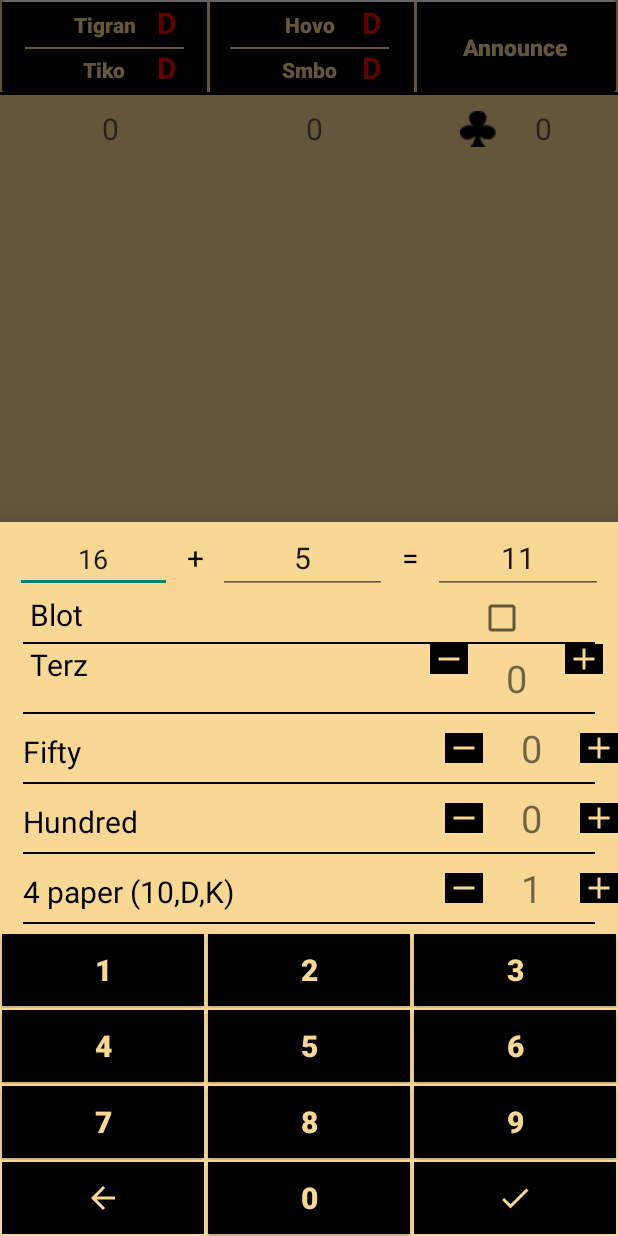
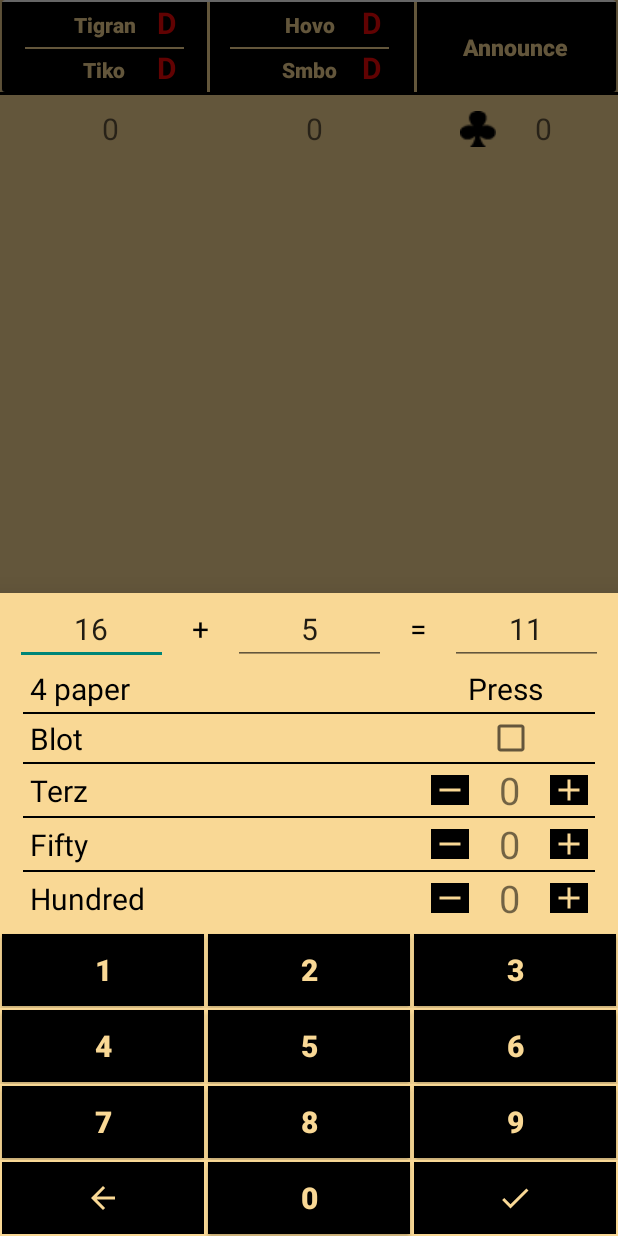
Before and after one commit to tigranapahuni/BlotSmartNote1, an Android app: the screen it shows after launch (MainActivity), after a tap on "Team1", on a phone screen of 412 x 824 dp. Run offline under Robolectric (Android 15) with nearby library versions, the phone set to English and light mode, and no system bars.

Commit message:
4 tuxt tzeri press knopken miacrel em porci x-el avelacrel

```diff
--- a/app/src/main/java/com/narsli/blotsmartnote/ExtraButtonDialog.java
+++ b/app/src/main/java/com/narsli/blotsmartnote/ExtraButtonDialog.java
@@ -17,6 +17,7 @@ import android.widget.ArrayAdapter;
 import android.widget.Button;
 import android.widget.EditText;
 import android.widget.Spinner;
+import android.widget.TextView;
 import android.widget.Toast;
 
 import androidx.annotation.Nullable;
@@ -60,17 +61,17 @@ import java.util.List;
 //-------------------------------------------------------------------------
 
 
-            Button btn_1 = v.findViewById(R.id.Btn_1);
+            TextView press = v.findViewById(R.id.press);
             Button btn_2 = v.findViewById(R.id.Btn_2);
 //            EditText editText= v.findViewById(R.id.EditText_Order);
 //------------------
 
-            btn_1.setOnClickListener(new View.OnClickListener() {
+            press.setOnClickListener(new View.OnClickListener() {
                 @Override
                 public void onClick(View v) {
 //mer sarqac interfeysi realizacia` onButtonClicked- metodi realizacia
                     dialog.show();
-                    mListener.onButtonClicked("Button 1 clicked");
+                    mListener.onButtonClicked("TextView press clicked");
                     //miangamic pakel nerqevi toxi
 //                dismiss();
                 }
--- a/app/src/main/res/layout/chors_tuxt_dialog.xml
+++ b/app/src/main/res/layout/chors_tuxt_dialog.xml
@@ -3,22 +3,41 @@
     xmlns:android="http://schemas.android.com/apk/res/android"
     xmlns:app="http://schemas.android.com/apk/res-auto"
     xmlns:tools="http://schemas.android.com/tools"
-    android:orientation="vertical"
+    android:id="@+id/layout"
     android:layout_width="wrap_content"
     android:layout_height="wrap_content"
-    android:padding="20dp"
     android:background="@color/coloryellownew"
-    android:id="@+id/layout">
+    android:orientation="vertical">
 
 
     <LinearLayout
+        android:id="@+id/linearLayout2"
         android:layout_width="match_parent"
         android:layout_height="wrap_content"
-        android:layout_marginTop="20dp"
         android:orientation="vertical"
         android:padding="10dp"
+        app:layout_constraintEnd_toEndOf="parent"
+        app:layout_constraintStart_toStartOf="parent"
+        app:layout_constraintTop_toTopOf="parent"
         tools:ignore="MissingConstraints">
 
+
+        <androidx.constraintlayout.widget.ConstraintLayout
+            android:layout_width="match_parent"
+            android:layout_height="match_parent">
+
+            <TextView
+                android:id="@+id/out_x"
+                android:layout_width="wrap_content"
+                android:layout_height="wrap_content"
+                android:layout_marginEnd="10dp"
+                android:text="X"
+                android:textSize="24sp"
+                android:textStyle="bold"
+                app:layout_constraintBottom_toBottomOf="parent"
+                app:layout_constraintEnd_toEndOf="parent"
+                app:layout_constraintTop_toTopOf="parent" />
+        </androidx.constraintlayout.widget.ConstraintLayout>
 
         <androidx.constraintlayout.widget.ConstraintLayout
             android:layout_width="match_parent"
@@ -32,7 +51,7 @@
                 android:layout_gravity="center"
                 android:layout_weight="1"
                 android:padding="5dp"
-                android:text="4 paper (10,D,K)"
+                android:text="4 x (10,D,K)"
                 android:textColor="@color/colorBlack"
                 android:textSize="@dimen/card_text_size"
                 app:layout_constraintBottom_toBottomOf="parent"
@@ -98,7 +117,7 @@
                 android:layout_gravity="center"
                 android:layout_weight="1"
                 android:padding="5dp"
-                android:text="4 paper T"
+                android:text="4 x T"
                 android:textColor="@color/colorBlack"
                 android:textSize="@dimen/card_text_size"
                 app:layout_constraintBottom_toBottomOf="parent"
@@ -136,7 +155,7 @@
                 android:layout_gravity="center"
                 android:layout_weight="1"
                 android:padding="5dp"
-                android:text="4 paper 9"
+                android:text="4 x 9"
                 android:textColor="@color/colorBlack"
                 android:textSize="@dimen/card_text_size"
                 app:layout_constraintBottom_toBottomOf="parent"
@@ -170,15 +189,15 @@
             android:orientation="horizontal">
 
             <TextView
+                android:id="@+id/textView3"
                 android:layout_width="wrap_content"
                 android:layout_height="wrap_content"
                 android:layout_gravity="center"
                 android:layout_weight="1"
                 android:padding="5dp"
-                android:text="4 paper V"
+                android:text="4 x V"
                 android:textColor="@color/colorBlack"
                 android:textSize="@dimen/card_text_size"
-                app:layout_constraintBottom_toBottomOf="parent"
                 app:layout_constraintStart_toStartOf="parent"
                 app:layout_constraintTop_toTopOf="parent" />
 
@@ -188,9 +207,9 @@
                 android:layout_height="wrap_content"
                 android:layout_alignParentEnd="true"
                 android:layout_marginEnd="60dp"
+                android:layout_marginBottom="2dp"
                 app:layout_constraintBottom_toBottomOf="parent"
-                app:layout_constraintEnd_toEndOf="parent"
-                app:layout_constraintTop_toTopOf="parent" />
+                app:layout_constraintEnd_toEndOf="parent" />
         </androidx.constraintlayout.widget.ConstraintLayout>
 
         <View
--- a/app/src/main/res/layout/extra_buttons.xml
+++ b/app/src/main/res/layout/extra_buttons.xml
@@ -21,10 +21,11 @@
             android:layout_width="wrap_content"
             android:layout_height="wrap_content"
             android:layout_weight="1"
-            android:ems="4"
+            android:ems="3"
             android:gravity="center"
             android:inputType="number"
-            android:text="16" />
+            android:text="16"
+            android:textSize="20sp"/>
 
         <TextView
             android:id="@+id/textView111"
@@ -41,7 +42,7 @@
             android:layout_width="wrap_content"
             android:layout_height="wrap_content"
             android:layout_weight="1"
-            android:ems="4"
+            android:ems="3"
             android:gravity="center"
             android:inputType="number"
             android:text="5"
@@ -62,7 +63,7 @@
             android:layout_width="wrap_content"
             android:layout_height="wrap_content"
             android:layout_weight="1"
-            android:ems="4"
+            android:ems="3"
             android:gravity="center"
             android:inputType="number"
             android:text="11"
@@ -73,6 +74,8 @@
         android:layout_width="match_parent"
         android:layout_height="wrap_content">
 
+    </ScrollView>
+
     <LinearLayout
         android:layout_width="match_parent"
         android:layout_height="wrap_content"
@@ -81,28 +84,39 @@
         android:paddingLeft="10dp">
 
 
-            <RelativeLayout
+        <androidx.constraintlayout.widget.ConstraintLayout
             android:layout_width="match_parent"
             android:layout_height="wrap_content"
             android:orientation="horizontal">
 
             <TextView
-                    android:id="@+id/txtView_blot"
                 android:layout_width="wrap_content"
                 android:layout_height="wrap_content"
-                    android:gravity="center"
-                    android:paddingLeft="10dp"
-                    android:text="@string/blot"
+                android:layout_marginStart="10dp"
+                android:paddingBottom="2dp"
+                android:paddingTop="2dp"
+                android:text="4 paper"
                 android:textColor="@color/colorBlack"
-                    android:textSize="@dimen/card_text_size" />
+                android:textSize="@dimen/card_text_size"
+                app:layout_constraintBottom_toBottomOf="parent"
+                app:layout_constraintStart_toStartOf="parent"
+                app:layout_constraintTop_toTopOf="parent" />
 
-                <CheckBox
-                    android:id="@+id/checkBox"
+            <TextView
+                android:id="@+id/press"
                 android:layout_width="wrap_content"
                 android:layout_height="wrap_content"
-                    android:layout_alignParentEnd="true"
-                    android:layout_marginRight="61dp" />
-            </RelativeLayout>
+                android:layout_marginEnd="50dp"
+                android:text="Press"
+                android:textColor="@color/colorBlack"
+                android:textSize="@dimen/card_text_size"
+
+                app:layout_constraintBottom_toBottomOf="parent"
+                app:layout_constraintEnd_toEndOf="parent"
+                app:layout_constraintTop_toTopOf="parent" />
+
+
+        </androidx.constraintlayout.widget.ConstraintLayout>
 
         <View
             android:layout_width="match_parent"
@@ -112,66 +126,108 @@
             android:layout_weight="1"
             android:background="@color/colorBlack" />
 
-
-            <RelativeLayout
+        <androidx.constraintlayout.widget.ConstraintLayout
             android:layout_width="match_parent"
             android:layout_height="wrap_content"
-                android:orientation="horizontal"
-                android:layout_gravity="center_horizontal">
+            android:orientation="horizontal">
+
+            <TextView
+                android:id="@+id/txtView_blot"
+                android:layout_width="wrap_content"
+                android:layout_height="wrap_content"
+                android:layout_marginStart="10dp"
+                android:text="@string/blot"
+                android:textColor="@color/colorBlack"
+
+                android:textSize="@dimen/card_text_size"
+                app:layout_constraintBottom_toBottomOf="parent"
+                app:layout_constraintStart_toStartOf="parent"
+                app:layout_constraintTop_toTopOf="parent" />
+
+            <CheckBox
+                android:id="@+id/checkBox"
+                android:layout_width="wrap_content"
+                android:layout_height="wrap_content"
+                android:layout_marginEnd="55dp"
+                app:layout_constraintEnd_toEndOf="parent"
+                tools:ignore="MissingConstraints" />
+
+        </androidx.constraintlayout.widget.ConstraintLayout>
+
+        <View
+            android:layout_width="match_parent"
+            android:layout_height="1dp"
+            android:layout_marginStart="5dp"
+            android:layout_marginEnd="15dp"
+            android:layout_weight="1"
+            android:background="@color/colorBlack" />
+
+
+        <androidx.constraintlayout.widget.ConstraintLayout
+            android:layout_width="match_parent"
+            android:layout_height="wrap_content"
+            android:orientation="horizontal">
 
             <TextView
                 android:id="@+id/txtView_terz"
                 android:layout_width="wrap_content"
                 android:layout_height="wrap_content"
-                    android:paddingLeft="10dp"
+                android:layout_marginStart="10dp"
                 android:text="@string/terz"
                 android:textColor="@color/colorBlack"
-                    android:textSize="@dimen/card_text_size" />
+                android:textSize="@dimen/card_text_size"
+                app:layout_constraintBottom_toBottomOf="parent"
+                app:layout_constraintStart_toStartOf="parent"
+                app:layout_constraintTop_toTopOf="parent" />
 
 
             <ImageButton
                 android:id="@+id/btn_terz_minus"
                 android:layout_width="@dimen/plus_minus_Btn_width"
                 android:layout_height="@dimen/plus_minus_Btn_height"
-
-                    android:layout_toLeftOf="@+id/txtView_100_Qanak"
+                android:layout_marginEnd="20dp"
                 android:background="@drawable/btn_score"
-                    android:src="@drawable/ic_remove_yelow_24dp" />
+                android:src="@drawable/ic_remove_yelow_24dp"
+                app:layout_constraintBottom_toBottomOf="parent"
+                app:layout_constraintEnd_toStartOf="@+id/txtView_terz_Qanak"
+                app:layout_constraintTop_toTopOf="parent" />
 
             <TextView
-                    android:id="@+id/txtView_100_Qanak"
+                android:id="@+id/txtView_terz_Qanak"
                 android:layout_width="wrap_content"
                 android:layout_height="wrap_content"
-                    android:layout_marginLeft="20sp"
-                    android:layout_marginRight="20sp"
-                    android:padding="5dp"
+                android:layout_marginEnd="20dp"
                 android:text="0"
                 android:textSize="25sp"
-                    android:layout_toLeftOf="@+id/btn_terz_plus" />
+                app:layout_constraintBottom_toBottomOf="parent"
+                app:layout_constraintEnd_toStartOf="@+id/btn_terz_plus"
+                app:layout_constraintTop_toTopOf="parent"
+                tools:ignore="MissingConstraints" />
 
             <ImageButton
 
                 android:id="@+id/btn_terz_plus"
                 android:layout_width="@dimen/plus_minus_Btn_width"
                 android:layout_height="@dimen/plus_minus_Btn_height"
-
+                android:layout_marginEnd="20dp"
                 android:background="@drawable/btn_score"
                 android:src="@drawable/ic_add_yelow_24dp"
-                    android:layout_alignParentEnd="true"
-                    android:layout_marginRight="10dp" />
+                app:layout_constraintBottom_toBottomOf="parent"
+                app:layout_constraintEnd_toEndOf="parent"
+                app:layout_constraintTop_toTopOf="parent" />
 
-            </RelativeLayout>
+        </androidx.constraintlayout.widget.ConstraintLayout>
 
         <View
             android:id="@+id/view"
             android:layout_width="match_parent"
             android:layout_height="1dp"
-                android:layout_marginLeft="5dp"
-                android:layout_marginRight="15dp"
+            android:layout_marginStart="5dp"
+            android:layout_marginEnd="15dp"
             android:layout_weight="1"
             android:background="@color/colorBlack" />
 
-            <LinearLayout
+        <androidx.constraintlayout.widget.ConstraintLayout
             android:layout_width="match_parent"
             android:layout_height="wrap_content"
             android:orientation="horizontal">
@@ -180,164 +236,118 @@
                 android:id="@+id/txtView_50"
                 android:layout_width="wrap_content"
                 android:layout_height="wrap_content"
-                    android:layout_weight="1"
-                    android:padding="5dp"
+                android:layout_marginStart="10dp"
                 android:text="@string/hitsun"
                 android:textColor="@color/colorBlack"
                 android:textSize="@dimen/card_text_size"
-
                 app:layout_constraintBottom_toBottomOf="parent"
                 app:layout_constraintStart_toStartOf="parent"
-                    app:layout_constraintTop_toBottomOf="@+id/chckBx_blot" />
+                app:layout_constraintTop_toTopOf="parent" />
+
 
             <ImageButton
                 android:id="@+id/btn_50_minus"
                 android:layout_width="@dimen/plus_minus_Btn_width"
                 android:layout_height="@dimen/plus_minus_Btn_height"
-                    android:layout_gravity="center"
+                android:layout_marginEnd="20dp"
                 android:background="@drawable/btn_score"
-                    android:src="@drawable/ic_remove_yelow_24dp" />
+                android:src="@drawable/ic_remove_yelow_24dp"
+                app:layout_constraintBottom_toBottomOf="parent"
+                app:layout_constraintEnd_toStartOf="@+id/txtView_50_Qanak"
+                app:layout_constraintTop_toTopOf="parent" />
 
             <TextView
                 android:id="@+id/txtView_50_Qanak"
                 android:layout_width="wrap_content"
                 android:layout_height="wrap_content"
-                    android:layout_marginLeft="20sp"
-                    android:layout_marginRight="20sp"
-                    android:padding="5dp"
+                android:layout_marginEnd="20dp"
                 android:text="0"
                 android:textSize="25sp"
-                    app:layout_constraintBottom_toBottomOf="parent"
-                    app:layout_constraintStart_toEndOf="@+id/Btn_terz_minus"
-                    app:layout_constraintTop_toTopOf="parent" />
+                app:layout_constraintEnd_toStartOf="@+id/btn_50_plus"
+                tools:ignore="MissingConstraints" />
 
             <ImageButton
 
                 android:id="@+id/btn_50_plus"
                 android:layout_width="@dimen/plus_minus_Btn_width"
                 android:layout_height="@dimen/plus_minus_Btn_height"
-                    android:layout_gravity="center"
+                android:layout_marginEnd="20dp"
                 android:background="@drawable/btn_score"
-                    android:src="@drawable/ic_add_yelow_24dp" />
+                android:src="@drawable/ic_add_yelow_24dp"
+                app:layout_constraintBottom_toBottomOf="parent"
+                app:layout_constraintEnd_toEndOf="parent"
+                app:layout_constraintTop_toTopOf="parent" />
 
-            </LinearLayout>
+        </androidx.constraintlayout.widget.ConstraintLayout>
 
         <View
+            android:id="@+id/view3"
             android:layout_width="match_parent"
             android:layout_height="1dp"
-                android:layout_marginLeft="5dp"
-                android:layout_marginRight="15dp"
+            android:layout_marginStart="5dp"
+            android:layout_marginEnd="15dp"
             android:layout_weight="1"
             android:background="@color/colorBlack" />
 
-            <LinearLayout
+        <androidx.constraintlayout.widget.ConstraintLayout
             android:layout_width="match_parent"
             android:layout_height="wrap_content"
-                android:orientation="horizontal">
+            android:orientation="horizontal"
+            app:layout_constraintBottom_toBottomOf="parent"
+            app:layout_constraintHorizontal_bias="0.5"
+            app:layout_constraintTop_toBottomOf="@+id/view3">
 
             <TextView
                 android:id="@+id/txtView_sto"
                 android:layout_width="wrap_content"
                 android:layout_height="wrap_content"
-                    android:layout_weight="1"
-                    android:padding="5dp"
+                android:layout_marginStart="10dp"
                 android:text="@string/sto"
                 android:textColor="@color/colorBlack"
-                    android:textSize="@dimen/card_text_size" />
+                android:textSize="@dimen/card_text_size"
+                app:layout_constraintBottom_toBottomOf="parent"
+                app:layout_constraintStart_toStartOf="parent"
+                app:layout_constraintTop_toTopOf="parent" />
+
 
             <ImageButton
-                    android:id="@+id/btn_100_minus"
+                android:id="@+id/btn_sto_minus"
                 android:layout_width="@dimen/plus_minus_Btn_width"
                 android:layout_height="@dimen/plus_minus_Btn_height"
-                    android:layout_gravity="center"
+                android:layout_marginEnd="20dp"
                 android:background="@drawable/btn_score"
-                    android:src="@drawable/ic_remove_yelow_24dp" />
+                android:src="@drawable/ic_remove_yelow_24dp"
+                app:layout_constraintBottom_toBottomOf="parent"
+                app:layout_constraintEnd_toStartOf="@+id/txtView_100_Qanak"
+                app:layout_constraintTop_toTopOf="parent" />
 
             <TextView
+                android:id="@+id/txtView_100_Qanak"
                 android:layout_width="wrap_content"
                 android:layout_height="wrap_content"
-                    android:layout_marginLeft="20sp"
-                    android:layout_marginRight="20sp"
-                    android:padding="5dp"
+                android:layout_marginEnd="20dp"
                 android:text="0"
-                    android:textSize="25sp" />
+                android:textSize="25sp"
+                app:layout_constraintEnd_toStartOf="@+id/btn_100_plus"
+                tools:ignore="MissingConstraints" />
 
             <ImageButton
 
                 android:id="@+id/btn_100_plus"
                 android:layout_width="@dimen/plus_minus_Btn_width"
                 android:layout_height="@dimen/plus_minus_Btn_height"
-                    android:layout_gravity="center"
+                android:layout_marginEnd="20dp"
                 android:background="@drawable/btn_score"
-                    android:src="@drawable/ic_add_yelow_24dp" />
+
+                android:src="@drawable/ic_add_yelow_24dp"
+                app:layout_constraintBottom_toBottomOf="parent"
+                app:layout_constraintEnd_toEndOf="parent"
+                app:layout_constraintTop_toTopOf="parent" />
+
+        </androidx.constraintlayout.widget.ConstraintLayout>
+
 
     </LinearLayout>
-
-            <View
-                android:layout_width="match_parent"
-                android:layout_height="1dp"
-                android:layout_marginLeft="5dp"
-                android:layout_marginRight="15dp"
-                android:layout_weight="1"
-                android:background="@color/colorBlack" />
-
-            <LinearLayout
-                android:layout_width="match_parent"
-                android:layout_height="wrap_content"
-                android:orientation="horizontal">
-
-                <TextView
-                    android:id="@+id/txtView_4tuxt"
-                    android:layout_width="0dp"
-                    android:layout_height="wrap_content"
-                    android:layout_weight="1"
-                    android:padding="5dp"
-                    android:text="4 paper (10,D,K)"
-                    android:textColor="@color/colorBlack"
-                    android:textSize="@dimen/card_text_size" />
-
-                <ImageButton
-                    android:id="@+id/btn_4paper_minus"
-                    android:layout_width="@dimen/plus_minus_Btn_width"
-                    android:layout_height="@dimen/plus_minus_Btn_height"
-                    android:layout_gravity="center"
-                    android:background="@drawable/btn_score"
-                    android:src="@drawable/ic_remove_yelow_24dp" />
-
-                <TextView
-                    android:id="@+id/txtView_terz_Qanak"
-                    android:layout_width="wrap_content"
-                    android:layout_height="wrap_content"
-                    android:layout_marginLeft="20sp"
-                    android:layout_marginRight="20sp"
-                    android:padding="5dp"
-                    android:text="1"
-                    android:textSize="25sp"
-                    app:layout_constraintBottom_toBottomOf="parent"
-                    app:layout_constraintStart_toEndOf="@+id/Btn_terz_minus"
-                    app:layout_constraintTop_toTopOf="parent" />
-
-                <ImageButton
-
-                    android:id="@+id/btn_4paper_plus"
-                    android:layout_width="@dimen/plus_minus_Btn_width"
-                    android:layout_height="@dimen/plus_minus_Btn_height"
-                    android:layout_gravity="center"
-                    android:background="@drawable/btn_score"
-                    android:src="@drawable/ic_add_yelow_24dp" />
-
-            </LinearLayout>
-
-            <View
-                android:layout_width="match_parent"
-                android:layout_height="1dp"
-                android:layout_marginLeft="5dp"
-                android:layout_marginRight="15dp"
-                android:layout_weight="1"
-                android:background="@color/colorBlack" />
-
-        </LinearLayout>
-    </ScrollView>
 
     <LinearLayout
         android:layout_width="match_parent"
--- a/app/src/main/res/layout/four_cards.xml
+++ b/app/src/main/res/layout/four_cards.xml
@@ -83,7 +83,7 @@
 
 
         <androidx.constraintlayout.widget.ConstraintLayout
-            android:layout_width="399dp"
+            android:layout_width="match_parent"
             android:layout_height="wrap_content"
             android:orientation="horizontal">
 
@@ -99,7 +99,7 @@
                 app:layout_constraintTop_toTopOf="parent" />
 
             <TextView
-                android:id="@+id/textView2"
+                android:id="@+id/press"
                 android:layout_width="wrap_content"
                 android:layout_height="wrap_content"
                 android:layout_marginEnd="50dp"
@@ -144,8 +144,9 @@
                 android:id="@+id/checkBox"
                 android:layout_width="wrap_content"
                 android:layout_height="wrap_content"
-                android:layout_marginEnd="60dp"
+                android:layout_marginEnd="55dp"
                 app:layout_constraintEnd_toEndOf="parent"
+                app:layout_constraintTop_toTopOf="parent"
                 tools:ignore="MissingConstraints" />
 
         </androidx.constraintlayout.widget.ConstraintLayout>
@@ -160,7 +161,7 @@
 
 
         <androidx.constraintlayout.widget.ConstraintLayout
-            android:layout_width="399dp"
+            android:layout_width="match_parent"
             android:layout_height="wrap_content"
             android:orientation="horizontal">
 
@@ -224,7 +225,7 @@
             android:background="@color/colorBlack" />
 
         <androidx.constraintlayout.widget.ConstraintLayout
-            android:layout_width="399dp"
+            android:layout_width="match_parent"
             android:layout_height="wrap_content"
             android:orientation="horizontal">
 
@@ -286,7 +287,7 @@
             android:background="@color/colorBlack" />
 
         <androidx.constraintlayout.widget.ConstraintLayout
-            android:layout_width="399dp"
+            android:layout_width="match_parent"
             android:layout_height="wrap_content"
             android:orientation="horizontal"
             app:layout_constraintBottom_toBottomOf="parent"
```
Lines whose indentation alone changed are shown as unchanged.
